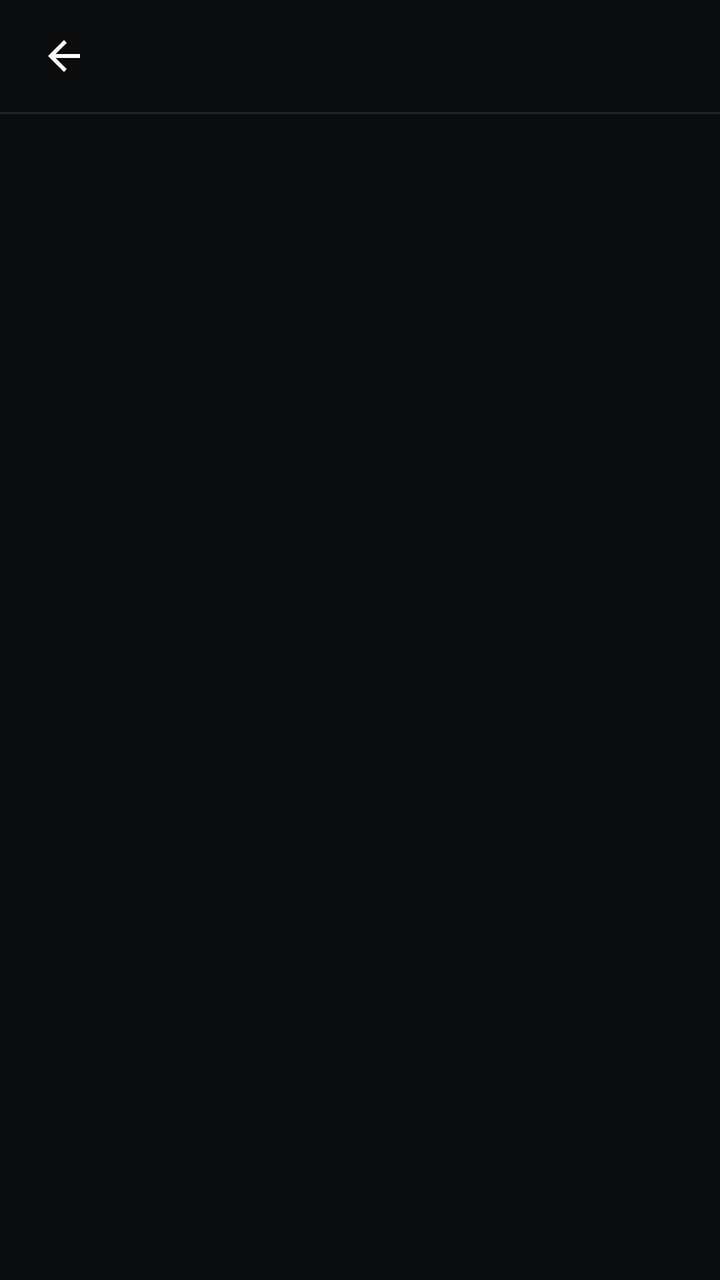
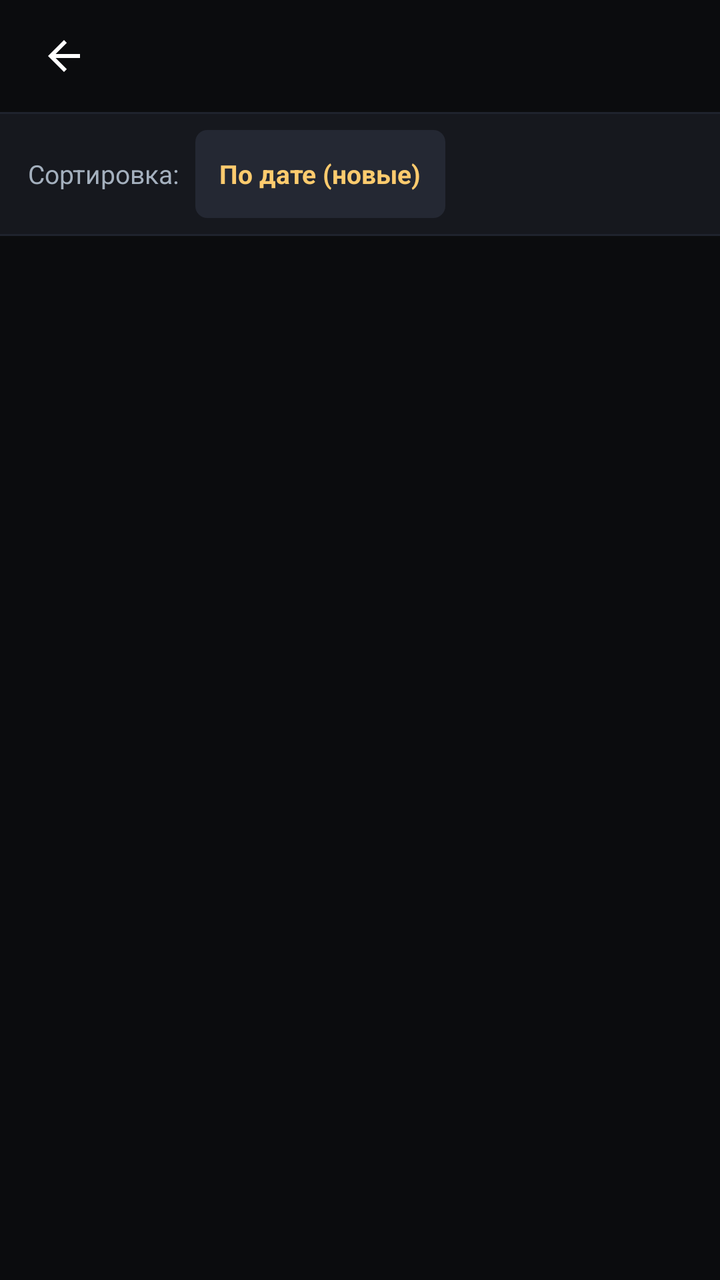

Two renders of the same Android screen: before a commit and after it. Below are the layout's source before the change and the commit's diff.
<!-- AndroidManifest.xml: application theme Theme.Flibusta -->
<!-- res/layout/activity_books_list.xml -->
<?xml version="1.0" encoding="utf-8"?>
<LinearLayout xmlns:android="http://schemas.android.com/apk/res/android"
    android:layout_width="match_parent"
    android:layout_height="match_parent"
    android:background="@color/bg_primary"
    android:orientation="vertical">

    
    <LinearLayout
        android:layout_width="match_parent"
        android:layout_height="56dp"
        android:background="@color/bg_primary"
        android:gravity="center_vertical"
        android:orientation="horizontal"
        android:paddingStart="8dp"
        android:paddingEnd="16dp">

        <ImageButton
            android:id="@+id/btn_list_back"
            android:layout_width="48dp"
            android:layout_height="48dp"
            android:background="?android:attr/selectableItemBackgroundBorderless"
            android:contentDescription="Вернуться назад"
            android:src="@drawable/ic_arrow_back" />

        <LinearLayout
            android:layout_width="0dp"
            android:layout_height="wrap_content"
            android:layout_marginStart="8dp"
            android:layout_weight="1"
            android:orientation="vertical">

            <TextView
                android:id="@+id/tv_list_title"
                android:layout_width="match_parent"
                android:layout_height="wrap_content"
                android:ellipsize="end"
                android:maxLines="1"
                android:textColor="@color/text_primary"
                android:textSize="17sp"
                android:textStyle="bold" />

            <TextView
                android:id="@+id/tv_list_subtitle"
                android:layout_width="match_parent"
                android:layout_height="wrap_content"
                android:ellipsize="end"
                android:maxLines="1"
                android:textColor="@color/text_secondary"
                android:textSize="12sp"
                android:visibility="gone" />
        </LinearLayout>
    </LinearLayout>

    <View
        android:layout_width="match_parent"
        android:layout_height="1dp"
        android:background="@color/divider" />

    
    <FrameLayout
        android:layout_width="match_parent"
        android:layout_height="0dp"
        android:layout_weight="1">

        <ProgressBar
            android:id="@+id/pb_list_loading"
            android:layout_width="wrap_content"
            android:layout_height="wrap_content"
            android:layout_gravity="center"
            android:visibility="visible" />

        <LinearLayout
            android:id="@+id/layout_list_error"
            android:layout_width="match_parent"
            android:layout_height="match_parent"
            android:gravity="center"
            android:orientation="vertical"
            android:padding="32dp"
            android:visibility="gone">

            <TextView
                android:id="@+id/tv_list_error"
                android:layout_width="wrap_content"
                android:layout_height="wrap_content"
                android:gravity="center"
                android:text="Не удалось загрузить список книг"
                android:textColor="@color/text_primary"
                android:textSize="16sp"
                android:textStyle="bold" />

            <TextView
                android:id="@+id/btn_list_retry"
                android:layout_width="wrap_content"
                android:layout_height="wrap_content"
                android:layout_marginTop="16dp"
                android:background="@drawable/bg_button_accent"
                android:clickable="true"
                android:contentDescription="Повторить загрузку"
                android:focusable="true"
                android:minHeight="48dp"
                android:paddingStart="20dp"
                android:paddingEnd="20dp"
                android:paddingTop="12dp"
                android:paddingBottom="12dp"
                android:text="Повторить"
                android:textColor="@color/text_primary"
                android:textSize="14sp"
                android:textStyle="bold" />
        </LinearLayout>

        <LinearLayout
            android:id="@+id/layout_list_empty"
            android:layout_width="match_parent"
            android:layout_height="match_parent"
            android:gravity="center"
            android:orientation="vertical"
            android:padding="32dp"
            android:visibility="gone">

            <TextView
                android:layout_width="wrap_content"
                android:layout_height="wrap_content"
                android:gravity="center"
                android:text="Книг не найдено"
                android:textColor="@color/text_muted"
                android:textSize="16sp" />
        </LinearLayout>

        <androidx.recyclerview.widget.RecyclerView
            android:id="@+id/rv_books_list"
            android:layout_width="match_parent"
            android:layout_height="match_parent"
            android:clipToPadding="false"
            android:paddingTop="6dp"
            android:paddingBottom="16dp"
            android:visibility="gone" />
    </FrameLayout>

    
    <LinearLayout
        android:id="@+id/layout_books_pagination"
        android:layout_width="match_parent"
        android:layout_height="wrap_content"
        android:background="@color/bg_surface"
        android:orientation="vertical"
        android:paddingStart="16dp"
        android:paddingEnd="16dp"
        android:paddingTop="8dp"
        android:paddingBottom="12dp"
        android:visibility="gone">

        <View
            android:layout_width="match_parent"
            android:layout_height="1dp"
            android:background="@color/divider"
            android:layout_marginBottom="8dp" />

        <LinearLayout
            android:layout_width="match_parent"
            android:layout_height="wrap_content"
            android:gravity="center_vertical"
            android:orientation="horizontal">

            <TextView
                android:id="@+id/tv_books_page_info"
                android:layout_width="0dp"
                android:layout_height="wrap_content"
                android:layout_weight="1"
                android:textColor="@color/text_secondary"
                android:textSize="13sp"
                android:text="Страница 1" />

            <ProgressBar
                android:id="@+id/pb_books_load_more"
                android:layout_width="24dp"
                android:layout_height="24dp"
                android:layout_marginEnd="12dp"
                android:visibility="gone" />

            <TextView
                android:id="@+id/btn_books_load_more"
                android:layout_width="wrap_content"
                android:layout_height="wrap_content"
                android:background="@drawable/bg_button_accent"
                android:clickable="true"
                android:focusable="true"
                android:minHeight="48dp"
                android:gravity="center"
                android:paddingStart="16dp"
                android:paddingEnd="16dp"
                android:text="Загрузить ещё 20 книг"
                android:textColor="@color/text_primary"
                android:textSize="14sp"
                android:textStyle="bold"
                android:contentDescription="Загрузить следующие 20 книг" />
        </LinearLayout>
    </LinearLayout>
</LinearLayout>
<!-- resources referenced by this layout -->
<resources>
  <color name="bg_primary">#0B0C0E</color>
  <color name="bg_surface">#16181E</color>
  <color name="divider">#1F232D</color>
  <color name="text_muted">#576574</color>
  <color name="text_primary">#FFFFFF</color>
  <color name="text_secondary">#A4B0BE</color>
  <!-- drawable bg_button_accent (drawable) -->
  <?xml version="1.0" encoding="utf-8"?>
  <ripple xmlns:android="http://schemas.android.com/apk/res/android"
      android:color="#33FFFFFF">
      <item>
          <shape android:shape="rectangle">
              <solid android:color="@color/accent_primary" />
              <corners android:radius="10dp" />
              <padding
                  android:left="14dp"
                  android:top="8dp"
                  android:right="14dp"
                  android:bottom="8dp" />
          </shape>
      </item>
  </ripple>
  <!-- drawable ic_arrow_back (drawable) -->
  <vector xmlns:android="http://schemas.android.com/apk/res/android"
      android:width="24dp"
      android:height="24dp"
      android:viewportWidth="24"
      android:viewportHeight="24">
      <path
          android:fillColor="@color/text_primary"
          android:pathData="M20,11H7.83l5.59,-5.59L12,4l-8,8 8,8 1.41,-1.41L7.83,13H20v-2z" />
  </vector>
  <style name="Theme.Flibusta" parent="Theme.MaterialComponents.DayNight.NoActionBar">
          <item name="colorPrimary">@color/accent_primary</item>
          <item name="colorPrimaryVariant">@color/bg_surface_card</item>
          <item name="colorOnPrimary">@color/text_primary</item>
          <item name="colorSecondary">@color/accent_secondary</item>
          <item name="colorSecondaryVariant">@color/accent_cyan</item>
          <item name="colorOnSecondary">@color/text_primary</item>
  
          <item name="android:windowBackground">@color/bg_primary</item>
          <item name="android:statusBarColor">@color/bg_primary</item>
          <item name="android:navigationBarColor">@color/nav_bar_bg</item>
          <item name="android:textColorPrimary">@color/text_primary</item>
          <item name="android:textColorSecondary">@color/text_secondary</item>
      </style>
  <color name="accent_primary">#6C5CE7</color>
  <color name="bg_surface_card">#1B1E26</color>
  <color name="accent_secondary">#0984E3</color>
  <color name="accent_cyan">#00CEC9</color>
  <color name="nav_bar_bg">#111317</color>
</resources>

<!-- the commit's change to res/layout/activity_books_list.xml (unified diff, before → after) -->
@@ -49,6 +49,113 @@
                 android:textColor="@color/text_secondary"
                 android:textSize="12sp"
                 android:visibility="gone" />
+        </LinearLayout>
+    </LinearLayout>
+
+    <View
+        android:layout_width="match_parent"
+        android:layout_height="1dp"
+        android:background="@color/divider" />
+
+    
+    <LinearLayout
+        android:id="@+id/layout_list_controls"
+        android:layout_width="match_parent"
+        android:layout_height="wrap_content"
+        android:background="@color/bg_surface"
+        android:orientation="vertical"
+        android:paddingStart="14dp"
+        android:paddingEnd="14dp"
+        android:paddingTop="8dp"
+        android:paddingBottom="8dp">
+
+        
+        <LinearLayout
+            android:id="@+id/layout_series_action"
+            android:layout_width="match_parent"
+            android:layout_height="wrap_content"
+            android:orientation="vertical"
+            android:visibility="gone"
+            android:layout_marginBottom="8dp">
+
+            <TextView
+                android:id="@+id/btn_download_series"
+                android:layout_width="match_parent"
+                android:layout_height="wrap_content"
+                android:background="@drawable/bg_button_accent"
+                android:clickable="true"
+                android:focusable="true"
+                android:minHeight="48dp"
+                android:gravity="center"
+                android:paddingStart="16dp"
+                android:paddingEnd="16dp"
+                android:paddingTop="10dp"
+                android:paddingBottom="10dp"
+                android:text="Скачать всю серию целиком"
+                android:textColor="@color/text_primary"
+                android:textSize="14sp"
+                android:textStyle="bold"
+                android:contentDescription="Скачать все книги этой серии в фоновом режиме" />
+
+            <LinearLayout
+                android:id="@+id/layout_series_progress"
+                android:layout_width="match_parent"
+                android:layout_height="wrap_content"
+                android:orientation="vertical"
+                android:layout_marginTop="8dp"
+                android:visibility="gone">
+
+                <TextView
+                    android:id="@+id/tv_series_progress"
+                    android:layout_width="match_parent"
+                    android:layout_height="wrap_content"
+                    android:textColor="@color/accent_cyan"
+                    android:textSize="13sp"
+                    android:text="Скачивание серии: 0 из 0" />
+
+                <ProgressBar
+                    android:id="@+id/pb_series_download"
+                    style="?android:attr/progressBarStyleHorizontal"
+                    android:layout_width="match_parent"
+                    android:layout_height="8dp"
+                    android:layout_marginTop="4dp" />
+            </LinearLayout>
+        </LinearLayout>
+
+        
+        <LinearLayout
+            android:layout_width="match_parent"
+            android:layout_height="wrap_content"
+            android:gravity="center_vertical"
+            android:orientation="horizontal">
+
+            <TextView
+                android:layout_width="wrap_content"
+                android:layout_height="wrap_content"
+                android:text="Сортировка:"
+                android:textColor="@color/text_secondary"
+                android:textSize="13sp"
+                android:importantForAccessibility="no" />
+
+            <TextView
+                android:id="@+id/btn_sort_selector"
+                android:layout_width="wrap_content"
+                android:layout_height="wrap_content"
+                android:layout_marginStart="8dp"
+                android:background="@drawable/bg_badge"
+                android:clickable="true"
+                android:focusable="true"
+                android:minHeight="44dp"
+                android:gravity="center_vertical"
+                android:paddingStart="12dp"
+                android:paddingEnd="12dp"
+                android:paddingTop="6dp"
+                android:paddingBottom="6dp"
+                android:text="По дате (новые)"
+                android:textColor="@color/accent_gold"
+                android:textSize="13sp"
+                android:textStyle="bold"
+                android:contentDescription="Выбрать сортировку списка книг. Текущая: По дате, сначала новые" />
         </LinearLayout>
     </LinearLayout>
 
<!-- resource entries referenced after the edit -->
@@ -1,11 +1,25 @@
 <!-- resources referenced by this layout -->
 <resources>
+  <color name="accent_cyan">#00CEC9</color>
+  <color name="accent_gold">#FDCB6E</color>
   <color name="bg_primary">#0B0C0E</color>
   <color name="bg_surface">#16181E</color>
   <color name="divider">#1F232D</color>
   <color name="text_muted">#576574</color>
   <color name="text_primary">#FFFFFF</color>
   <color name="text_secondary">#A4B0BE</color>
+  <!-- drawable bg_badge (drawable) -->
+  <?xml version="1.0" encoding="utf-8"?>
+  <shape xmlns:android="http://schemas.android.com/apk/res/android"
+      android:shape="rectangle">
+      <solid android:color="@color/bg_surface_light" />
+      <corners android:radius="6dp" />
+      <padding
+          android:left="8dp"
+          android:top="3dp"
+          android:right="8dp"
+          android:bottom="3dp" />
+  </shape>
   <!-- drawable bg_button_accent (drawable) -->
   <?xml version="1.0" encoding="utf-8"?>
   <ripple xmlns:android="http://schemas.android.com/apk/res/android"
@@ -46,10 +60,10 @@
           <item name="android:textColorPrimary">@color/text_primary</item>
           <item name="android:textColorSecondary">@color/text_secondary</item>
       </style>
+  <color name="bg_surface_light">#242833</color>
   <color name="accent_primary">#6C5CE7</color>
   <color name="bg_surface_card">#1B1E26</color>
   <color name="accent_secondary">#0984E3</color>
-  <color name="accent_cyan">#00CEC9</color>
   <color name="nav_bar_bg">#111317</color>
 </resources>
 
